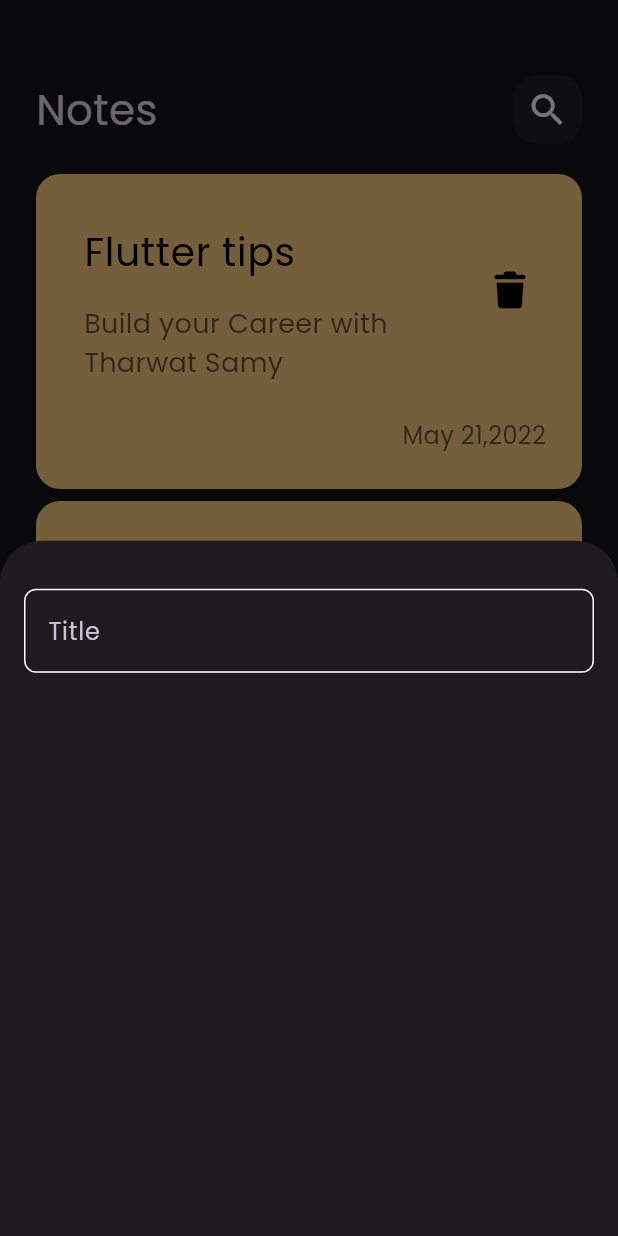
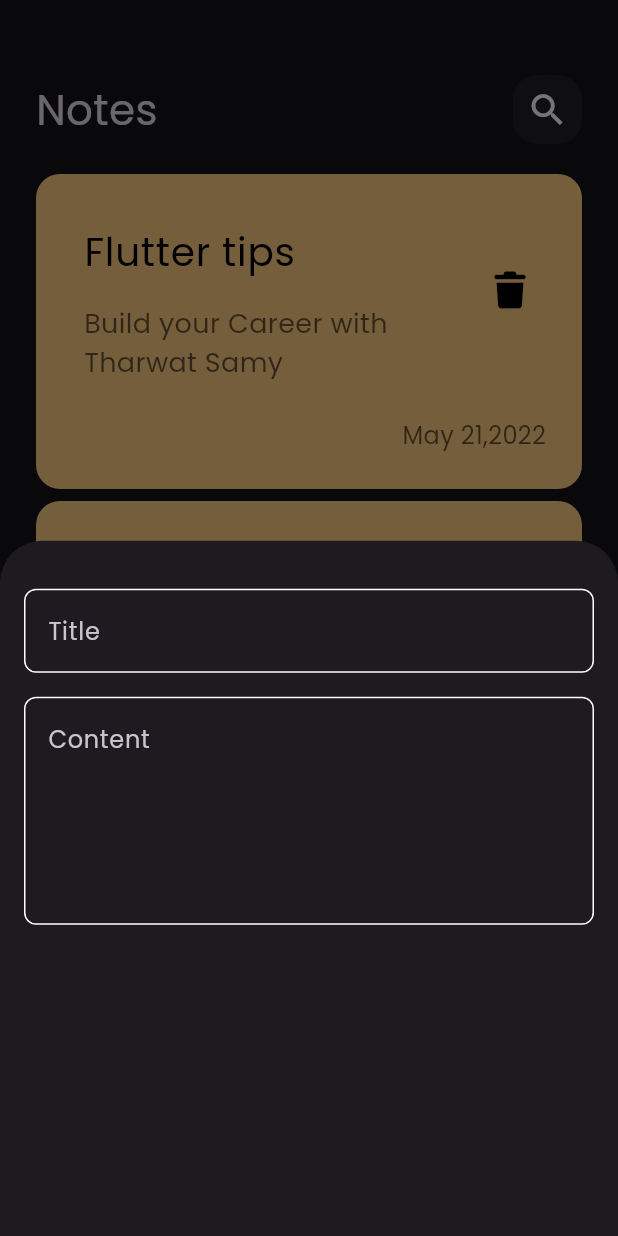
Before and after one commit to ahmedashraf-hub/Notes, a Flutter app: the screen it shows after launch, after a tap on the "add" icon, on a phone screen of 412 x 824 dp. Run offline on Flutter 3.47's test engine with Material 3 defaults, Android fonts, the phone set to English and light mode, and no system bars; our stand-ins replace font_awesome_flutter.

Commit message:
add fields to bottom sheet.

```diff
--- a/lib/widgets/add_note_bottom_sheet.dart
+++ b/lib/widgets/add_note_bottom_sheet.dart
@@ -8,7 +8,14 @@ class AddNoteBottomSheet extends StatelessWidget {
   Widget build(BuildContext context) {
     return Padding(
       padding: const EdgeInsets.symmetric(horizontal: 16.0),
-      child: Column(children: [SizedBox(height: 32), CustomTextField()]),
+      child: Column(
+        children: const [
+          SizedBox(height: 32),
+          CustomTextField(hint: 'Title'),
+          SizedBox(height: 16.0),
+          CustomTextField(hint: 'Content', maxLines: 5),
+        ],
+      ),
     );
   }
 }
--- a/lib/widgets/custom_text_field.dart
+++ b/lib/widgets/custom_text_field.dart
@@ -2,17 +2,20 @@ import 'package:flutter/material.dart';
 import 'package:notes/constants.dart';
 
 class CustomTextField extends StatelessWidget {
-  const CustomTextField({super.key});
+  const CustomTextField({super.key, required this.hint, this.maxLines = 1});
 
+  final String hint;
+  final int maxLines;
   @override
   Widget build(BuildContext context) {
     return TextField(
       cursorColor: kPrimaryColor,
+      maxLines: maxLines,
       decoration: InputDecoration(
         border: buildBorder(),
         enabledBorder: buildBorder(),
         focusedBorder: buildBorder(kPrimaryColor),
-        hintText: 'Title',
+        hintText: hint,
       ),
     );
   }
```
